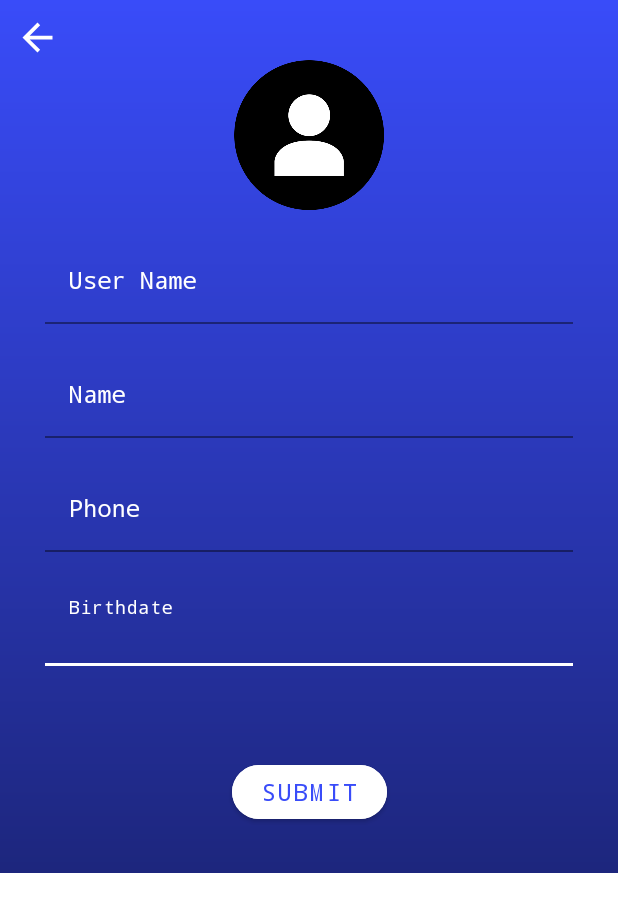
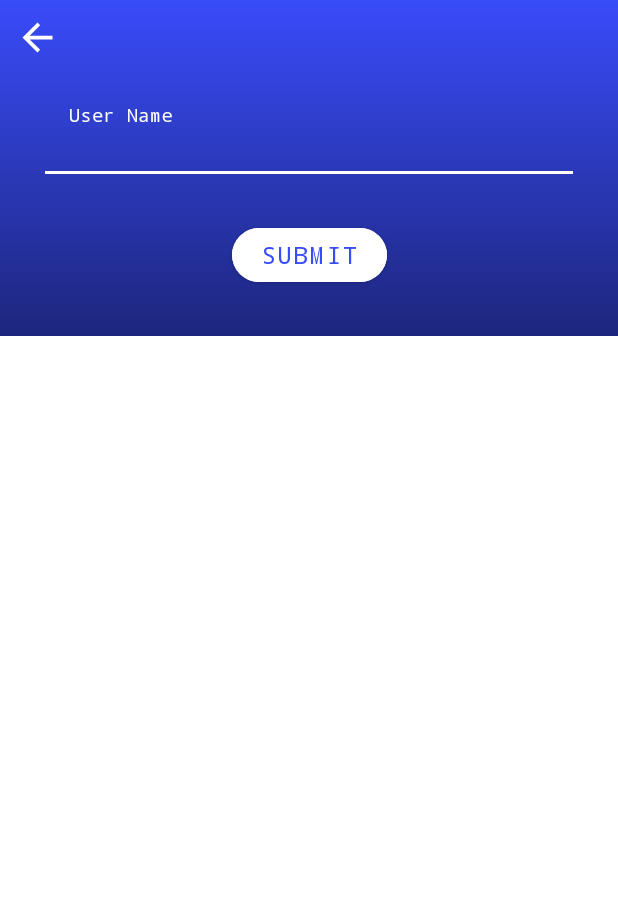
Before and after one commit to MostafaSalah22/Senior_app, an Android app: the layout new_senior_dialog.xml on its own in the app's theme, with its tools: preview values and no code run, on a phone screen of 412 x 824 dp. Shown: the top 912 px of the screen. Run offline under Robolectric (Android 15) with nearby library versions, the phone set to English and light mode, and no system bars.

Commit message:
edit error state in edit profile and add new api (add new senior)

```diff
--- a/app/src/main/java/com/project/senior/di/UseCaseModule.kt
+++ b/app/src/main/java/com/project/senior/di/UseCaseModule.kt
@@ -55,4 +55,9 @@ object UseCaseModule {
     fun provideGetMySeniorsUseCase(mainRepoInterface: MainRepoInterface): GetMySeniorsUseCase{
         return GetMySeniorsUseCase(mainRepoInterface)
     }
+
+    @Provides
+    fun provideAddNewSeniorUseCase(mainRepoInterface: MainRepoInterface): AddNewSeniorUseCase{
+        return AddNewSeniorUseCase(mainRepoInterface)
+    }
 }
--- a/app/src/main/res/layout/new_senior_dialog.xml
+++ b/app/src/main/res/layout/new_senior_dialog.xml
@@ -5,84 +5,6 @@
     android:layout_width="match_parent"
     android:layout_height="wrap_content"
     android:background="@drawable/blue_background">
-
-    <com.google.android.material.textfield.TextInputLayout
-        android:id="@+id/textInputLayout11"
-        style="@style/ThemeOverlay.Material3.TextInputEditText.OutlinedBox"
-        android:layout_width="0dp"
-        android:layout_height="wrap_content"
-        android:layout_marginStart="30dp"
-        android:layout_marginTop="20dp"
-        android:layout_marginEnd="30dp"
-        android:hint="@string/birthdate"
-        android:textColorHint="#FFFFFF"
-        app:boxStrokeColor="#FFFFFF"
-        app:hintTextColor="#FFFFFF"
-        app:layout_constraintEnd_toEndOf="parent"
-        app:layout_constraintStart_toStartOf="parent"
-        app:layout_constraintTop_toBottomOf="@+id/textInputLayout10">
-
-        <com.google.android.material.textfield.TextInputEditText
-            android:id="@+id/et_birthdate_new_senior"
-            android:layout_width="match_parent"
-            android:layout_height="wrap_content"
-            android:backgroundTint="@android:color/transparent"
-            android:inputType="textPassword"
-            android:textColor="#FFFFFF"
-            android:typeface="monospace" />
-    </com.google.android.material.textfield.TextInputLayout>
-
-    <com.google.android.material.textfield.TextInputLayout
-        android:id="@+id/textInputLayout10"
-        style="@style/ThemeOverlay.Material3.TextInputEditText.OutlinedBox"
-        android:layout_width="0dp"
-        android:layout_height="wrap_content"
-        android:layout_marginStart="30dp"
-        android:layout_marginTop="20dp"
-        android:layout_marginEnd="30dp"
-        android:hint="@string/phone"
-        android:textColorHint="#FFFFFF"
-        app:boxStrokeColor="#FFFFFF"
-        app:hintTextColor="#FFFFFF"
-        app:layout_constraintEnd_toEndOf="parent"
-        app:layout_constraintStart_toStartOf="parent"
-        app:layout_constraintTop_toBottomOf="@+id/textInputLayout9">
-
-        <com.google.android.material.textfield.TextInputEditText
-            android:id="@+id/et_phone_new_senior"
-            android:layout_width="match_parent"
-            android:layout_height="wrap_content"
-            android:backgroundTint="@android:color/transparent"
-            android:inputType="textPassword"
-            android:textColor="#FFFFFF"
-            android:typeface="monospace" />
-    </com.google.android.material.textfield.TextInputLayout>
-
-    <com.google.android.material.textfield.TextInputLayout
-        android:id="@+id/textInputLayout9"
-        style="@style/ThemeOverlay.Material3.TextInputEditText.OutlinedBox"
-        android:layout_width="0dp"
-        android:layout_height="wrap_content"
-        android:layout_marginStart="30dp"
-        android:layout_marginTop="20dp"
-        android:layout_marginEnd="30dp"
-        android:hint="@string/name"
-        android:textColorHint="#FFFFFF"
-        app:boxStrokeColor="#FFFFFF"
-        app:hintTextColor="#FFFFFF"
-        app:layout_constraintEnd_toEndOf="parent"
-        app:layout_constraintStart_toStartOf="parent"
-        app:layout_constraintTop_toBottomOf="@+id/textInputLayout8">
-
-        <com.google.android.material.textfield.TextInputEditText
-            android:id="@+id/et_name_new_senior"
-            android:layout_width="match_parent"
-            android:layout_height="wrap_content"
-            android:backgroundTint="@android:color/transparent"
-            android:inputType="textPassword"
-            android:textColor="#FFFFFF"
-            android:typeface="monospace" />
-    </com.google.android.material.textfield.TextInputLayout>
 
     <ImageView
         android:id="@+id/img_back_new_senior"
@@ -109,14 +31,13 @@
         app:hintTextColor="#FFFFFF"
         app:layout_constraintEnd_toEndOf="parent"
         app:layout_constraintStart_toStartOf="parent"
-        app:layout_constraintTop_toBottomOf="@+id/img_picture_new_senior">
+        app:layout_constraintTop_toBottomOf="@+id/img_back_new_senior">
 
         <com.google.android.material.textfield.TextInputEditText
             android:id="@+id/et_username_new_senior"
             android:layout_width="match_parent"
             android:layout_height="wrap_content"
             android:backgroundTint="@android:color/transparent"
-            android:inputType="textPassword"
             android:textColor="#FFFFFF"
             android:typeface="monospace" />
     </com.google.android.material.textfield.TextInputLayout>
@@ -125,7 +46,7 @@
         android:id="@+id/btn_submit_new_senior"
         android:layout_width="wrap_content"
         android:layout_height="wrap_content"
-        android:layout_marginTop="60dp"
+        android:layout_marginTop="30dp"
         android:layout_marginBottom="30dp"
         android:backgroundTint="#FFFFFF"
         android:paddingStart="20dp"
@@ -138,15 +59,6 @@
         app:layout_constraintBottom_toBottomOf="parent"
         app:layout_constraintEnd_toEndOf="parent"
         app:layout_constraintStart_toStartOf="parent"
-        app:layout_constraintTop_toBottomOf="@+id/textInputLayout11" />
+        app:layout_constraintTop_toBottomOf="@+id/textInputLayout8" />
 
-    <ImageView
-        android:id="@+id/img_picture_new_senior"
-        android:layout_width="100dp"
-        android:layout_height="100dp"
-        android:scaleType="centerCrop"
-        app:layout_constraintEnd_toEndOf="parent"
-        app:layout_constraintStart_toStartOf="parent"
-        app:layout_constraintTop_toBottomOf="@+id/img_back_new_senior"
-        app:srcCompat="@drawable/empty_profile_pic" />
 </androidx.constraintlayout.widget.ConstraintLayout>
--- a/domain/src/main/java/com/project/domain/model/ChangeResponse.kt
+++ b/domain/src/main/java/com/project/domain/model/MiniResponse.kt
@@ -1,6 +1,6 @@
 package com.project.domain.model
 
-data class ChangeResponse(
+data class MiniResponse(
     val message: String,
     val status: String? = null,
     val successful: Boolean
```
Also changed, not shown: app/src/main/java/com/project/senior/profile/EditProfileFragment.kt (+9 -4 lines), app/src/main/java/com/project/senior/profile/ProfileViewModel.kt (+9 -9 lines), app/src/main/java/com/project/senior/seniors/SeniorsFragment.kt (+36 -19 lines), app/src/main/java/com/project/senior/seniors/SeniorsViewModel.kt (+22 -1 lines), app/src/main/java/com/project/senior/seniors/recyclerview/SeniorModel.kt (deleted, +0 -7 lines), data/src/main/java/com/project/data/remote/ApiService.kt (+7 -5 lines), data/src/main/java/com/project/data/repo/MainRepoImpl.kt (+18 -6 lines), data/src/main/java/com/project/data/repo/RepoUtils.kt (+3 -4 lines), domain/src/main/java/com/project/domain/repo/MainRepoInterface.kt (+7 -5 lines), domain/src/main/java/com/project/domain/usecase/AddNewSeniorUseCase.kt (added, +8 -0 lines).
